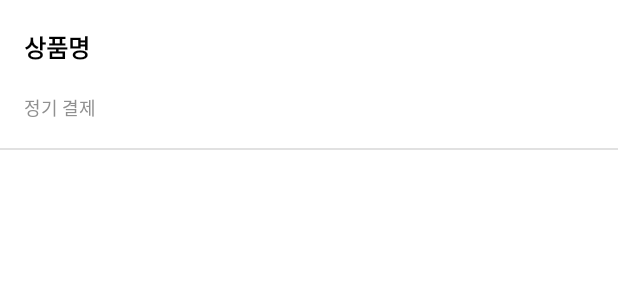
After one commit to 2giwon/MyRegularPayment, an Android app: the layout item_billing_product.xml on its own in the app's theme, with its tools: preview values and no code run, on a phone screen of 412 x 824 dp. The commit adds this screen. Shown: the top 300 px of the screen. Run offline under Robolectric (Android 15) with nearby library versions, the phone set to English and light mode, and no system bars.

Commit message:
[Feature] BillingManager, Ui 구현 1차

```diff
--- a/app/build.gradle.kts
+++ b/app/build.gradle.kts
@@ -69,5 +69,8 @@ dependencies {
         testImplementation(MOCKK)
     }
 
-    implementation(PaymentDependency.BILLING_CLIENT)
+    PaymentDependency.run {
+        implementation(BILLING_CLIENT)
+        implementation(BILLING_CLIENT_KTX)
+    }
 }
--- a/app/src/main/AndroidManifest.xml
+++ b/app/src/main/AndroidManifest.xml
@@ -1,6 +1,9 @@
 <?xml version="1.0" encoding="utf-8"?>
 <manifest xmlns:android="http://schemas.android.com/apk/res/android"
     xmlns:tools="http://schemas.android.com/tools">
+
+    <uses-permission android:name="com.android.vending.BILLING"/>
+    <uses-permission android:name="android.permission.INTERNET"/>
 
     <application
         android:allowBackup="true"
@@ -11,6 +14,7 @@
         android:roundIcon="@mipmap/ic_launcher_round"
         android:supportsRtl="true"
         android:theme="@style/Theme.MyRegularPayment"
+        android:usesCleartextTraffic="true"
         tools:targetApi="31">
         <activity
             android:name="com.payment.myregularpayment.MainActivity"
--- /dev/null
+++ b/app/src/main/java/com/payment/myregularpayment/model/RecyclerItem.kt
@@ -0,0 +1,6 @@
+package com.payment.myregularpayment.model
+
+data class RecyclerItem<ITEM>(
+    val itemViewType: Int = 0,
+    val item: ITEM
+)
--- /dev/null
+++ b/app/src/main/java/com/payment/myregularpayment/model/ViewType.kt
@@ -0,0 +1,6 @@
+package com.payment.myregularpayment.model
+
+enum class ViewType {
+    BILLING_LIST,
+    USED_PRODUCT_LIST
+}
--- /dev/null
+++ b/app/src/main/res/layout/item_billing_product.xml
@@ -0,0 +1,50 @@
+<?xml version="1.0" encoding="utf-8"?>
+<layout xmlns:android="http://schemas.android.com/apk/res/android"
+    xmlns:app="http://schemas.android.com/apk/res-auto"
+    xmlns:tools="http://schemas.android.com/tools">
+
+    <data>
+
+    </data>
+
+    <androidx.constraintlayout.widget.ConstraintLayout
+        android:layout_width="match_parent"
+        android:layout_height="100dp">
+
+        <TextView
+            android:id="@+id/tv_product_name"
+            android:layout_width="0dp"
+            android:layout_height="wrap_content"
+            android:maxLines="1"
+            android:ellipsize="end"
+            android:textSize="16dp"
+            android:textStyle="bold"
+            android:textColor="#000000"
+            android:layout_marginStart="16dp"
+            app:layout_constraintTop_toTopOf="parent"
+            app:layout_constraintStart_toStartOf="parent"
+            app:layout_constraintBottom_toTopOf="@id/tv_product_type"
+            tools:text="상품명" />
+
+        <TextView
+            android:id="@+id/tv_product_type"
+            android:layout_width="0dp"
+            android:layout_height="wrap_content"
+            android:maxLines="1"
+            android:ellipsize="end"
+            android:textSize="12dp"
+            android:textColor="#909090"
+            app:layout_constraintTop_toBottomOf="@id/tv_product_name"
+            app:layout_constraintStart_toStartOf="@id/tv_product_name"
+            app:layout_constraintBottom_toBottomOf="parent"
+            tools:text="정기 결제" />
+
+        <View
+            android:layout_width="0dp"
+            android:layout_height="1dp"
+            android:background="#e1e1e1"
+            app:layout_constraintStart_toStartOf="parent"
+            app:layout_constraintEnd_toEndOf="parent"
+            app:layout_constraintBottom_toBottomOf="parent" />
+    </androidx.constraintlayout.widget.ConstraintLayout>
+</layout>
--- a/app/src/main/res/values/strings.xml
+++ b/app/src/main/res/values/strings.xml
@@ -4,4 +4,5 @@
     <string name="ticket_payment">이용권 결제</string>
     <string name="purchase_title">구매</string>
     <string name="using_regular_payment">정기권 사용중</string>
+    <string name="subscription_title">구독</string>
 </resources>
--- a/buildSrc/src/main/java/Dependency.kt
+++ b/buildSrc/src/main/java/Dependency.kt
@@ -2,6 +2,7 @@ object Version {
     const val KOTLIN = "1.7.10"
     const val HILT = "2.43.2"
     const val COROUTINE = "1.6.4"
+    const val BILLING_CLIENT = "4.1.0"
 }
 
 object TestDependency {
@@ -37,5 +38,6 @@ object CoroutineDependency {
 }
 
 object PaymentDependency {
-    const val BILLING_CLIENT = "com.android.billingclient:billing:4.1.0"
+    const val BILLING_CLIENT = "com.android.billingclient:billing:${Version.BILLING_CLIENT}"
+    const val BILLING_CLIENT_KTX = "com.android.billingclient:billing-ktx:${Version.BILLING_CLIENT}"
 }
```
Also changed, not shown: app/src/main/java/com/payment/myregularpayment/MainActivity.kt (+23 -3 lines), app/src/main/java/com/payment/myregularpayment/MainViewModel.kt (added, +8 -0 lines), app/src/main/java/com/payment/myregularpayment/ProductAdapter.kt (added, +45 -0 lines), app/src/main/java/com/payment/myregularpayment/base/BaseActivity.kt (added, +17 -0 lines), app/src/main/java/com/payment/myregularpayment/base/BaseViewHolder.kt (added, +8 -0 lines), app/src/main/java/com/payment/myregularpayment/billing/BillingManager.kt (added, +32 -0 lines), app/src/main/java/com/payment/myregularpayment/viewholder/BillingViewHolder.kt (added, +25 -0 lines), app/src/main/java/com/payment/myregularpayment/viewholder/UsedProductViewHolder.kt (added, +25 -0 lines), app/src/main/res/layout/activity_main.xml (+3 -68 lines), app/src/main/res/layout/item_used_product.xml (renamed from app/src/main/res/layout/item_product_ticket.xml).
